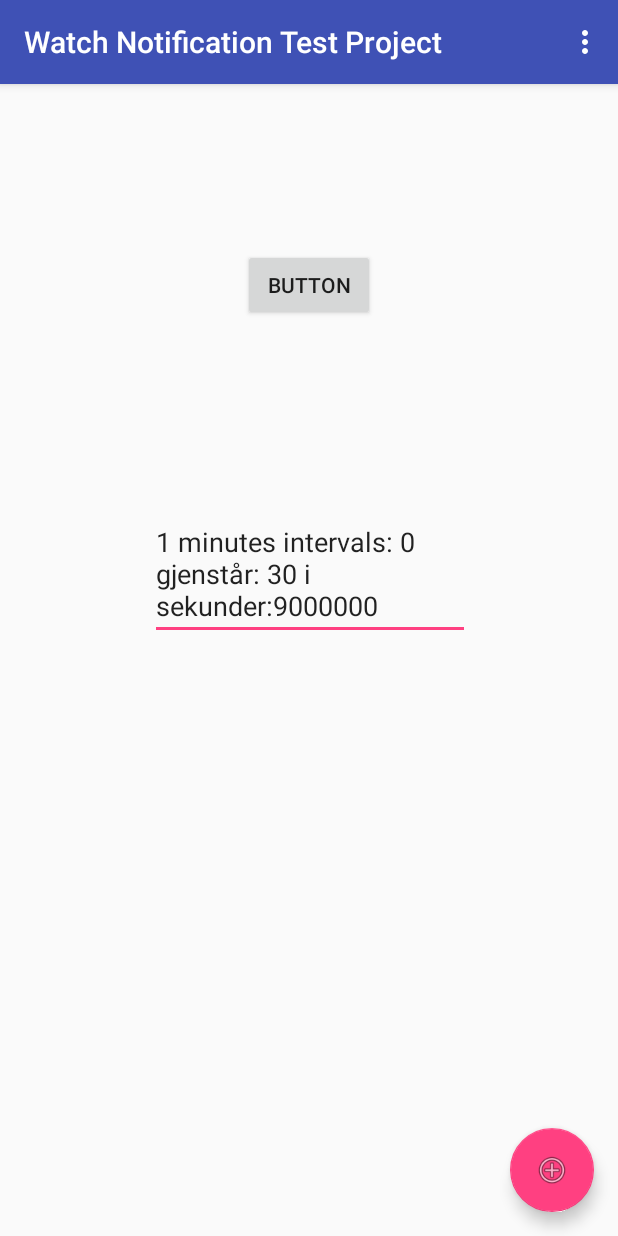
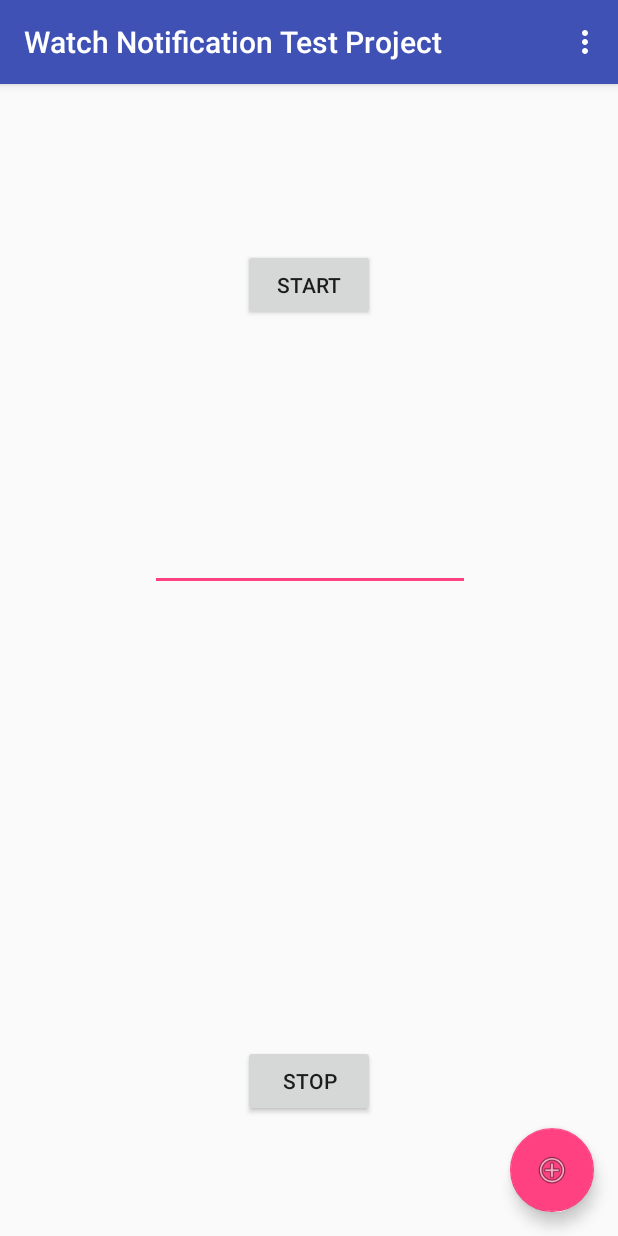
Before and after one commit to adipadi/AndroidWatchNotificationCreator, an Android app: the screen it shows after launch (MainActivity), in the options menu, after a tap on "Settings", on a phone screen of 412 x 824 dp. Run offline under Robolectric (Android 15) with nearby library versions, the phone set to English and light mode, and no system bars.

Commit message:
AlarmManager, IntentService and pendingBroadcast implemented. basic notification now workes as intended.

```diff
--- a/app/src/main/java/com/example/addi2/watchnotificationtestproject/MainActivity.java
+++ b/app/src/main/java/com/example/addi2/watchnotificationtestproject/MainActivity.java
@@ -1,5 +1,8 @@
 package com.example.addi2.watchnotificationtestproject;
 
+import android.annotation.TargetApi;
+import android.app.AlarmManager;
+import android.app.PendingIntent;
 import android.content.Context;
 import android.content.Intent;
 import android.os.Bundle;
@@ -8,17 +11,20 @@ import android.os.Handler;
 import android.support.design.widget.FloatingActionButton;
 import android.support.design.widget.Snackbar;
 import android.support.design.widget.TextInputEditText;
+import android.support.v4.content.LocalBroadcastManager;
 import android.support.v7.app.AppCompatActivity;
 import android.support.v7.widget.Toolbar;
 import android.view.View;
 import android.view.Menu;
 import android.view.MenuItem;
 import android.widget.EditText;
+import android.widget.Toast;
 
 public class MainActivity extends AppCompatActivity {
 
     EditText editText;
     NewMessageNotification notification;
+    private static String ACTION_BROADCAST;
 
     @Override
     protected void onCreate(Bundle savedInstanceState) {
@@ -27,10 +33,10 @@ public class MainActivity extends AppCompatActivity {
         Toolbar toolbar = (Toolbar) findViewById(R.id.toolbar);
         setSupportActionBar(toolbar);
 
+        editText  = (EditText)findViewById(R.id.editText);
+        ACTION_BROADCAST=this.getString(R.string.ACTION_BROADCAST);
+
         final Intent intent= new Intent(this,CreateNotification.class);
-        editText  = (EditText)findViewById(R.id.editText);
-        notification = new NewMessageNotification();
-
 
         FloatingActionButton fab = (FloatingActionButton) findViewById(R.id.fab);
         fab.setOnClickListener(new View.OnClickListener() {
@@ -42,37 +48,39 @@ public class MainActivity extends AppCompatActivity {
         });
     }
 
-    //600000 gir hvert 10 minutt, 300000 gir hvert 5
-    //Todo implement with AlarmManager and service/broadcast reciver
-    //todo set intervall time in settings ?
-    //todo let user mark whetere or not they are going to to someting presented in the notification
+    /*
+    Note: If your app targets API level 26 or higher, the system imposes restrictions on running background
+    services when the app itself is not in the foreground. In most cases like this, your app should use a
+    scheduled job instead. går muligens greit siden jeg kjører en pending broadcast
+     */
+    //starts the service that will print notifications and then call a pending broadcast, that will call the service again later
+    //this is done in a service because if run in a activity with ui, the app will be moved to the foreground whenever broadcast recives
     public void StartNotifications(View view){
-        new CountDownTimer(9000000, 60000) {
-            int i=0;
+        Toast.makeText(MainActivity.this, "Starting service", Toast.LENGTH_SHORT).show();
+        Intent i = new Intent(MainActivity.this,MyIntentService.class);
+        i.setAction(ACTION_BROADCAST);
+        startService(i);
+    }
 
-            public void onTick(long millisUntilFinished) {
-                notification.notify(MainActivity.this,"dette er expm stringen",i);
-                editText.setText("1 minutes intervals: "+i+ " gjenstår: " + millisUntilFinished / 300000 + " i sekunder:"+millisUntilFinished);
-                i++;
-            }
+    public void StopNotifications(View view){
+       MyIntentService.myIntentService.CancelBroadcast();
+        //TODO stop the service?
+        //TODO does startNotificaiton start several services _> check prosse
+        /*
+        Services of the same manifest declaration i.e. service name=".MyIntentService"
+        (and this is the same for normal Services) run as a singleton within their process,
+        so until the Service is killed the same Service will receive additional start requests.
 
-            public void onFinish() {
-                editText.setText("done!");
-                i=0;
-            }
-        }.start();
+         So i might have to change the description above startNotification and in myIntentService. since this service is declated in
+         the manifest file (automaticaly when created in android studio, i can add several broadcasts to a queue, but on stop removes
+         them all?
+         */
+        // TODO does it start several broadcasters -> testable easy enough
     }
 
 
 
-    //tries to create on last notification, in app is not killed after on pause due to memory
-    @Override
-    protected void onStop() {
-        super.onStop();
-        //TODO create one last notification if possible,
-        notification.notify(MainActivity.this,"Program terminated",9999);
-    }
-
+    //----------------Menu related-------------------------------------------
     @Override
     public boolean onCreateOptionsMenu(Menu menu) {
         // Inflate the menu; this adds items to the action bar if it is present.
--- a/app/src/main/res/layout/content_main.xml
+++ b/app/src/main/res/layout/content_main.xml
@@ -12,7 +12,7 @@
         android:id="@+id/button"
         android:layout_width="wrap_content"
         android:layout_height="wrap_content"
-        android:text="Button"
+        android:text="start"
         app:layout_constraintTop_toTopOf="parent"
         android:layout_marginTop="110dp"
         android:layout_marginLeft="8dp"
@@ -37,4 +37,17 @@
         app:layout_constraintLeft_toLeftOf="parent"
         app:layout_constraintHorizontal_bias="0.503"
         app:layout_constraintVertical_bias="0.231" />
+
+    <Button
+        android:id="@+id/stopNotifications"
+        android:layout_width="wrap_content"
+        android:layout_height="wrap_content"
+        android:text="Stop"
+        android:onClick="StopNotifications"
+        android:layout_marginRight="8dp"
+        app:layout_constraintRight_toRightOf="parent"
+        android:layout_marginLeft="8dp"
+        app:layout_constraintLeft_toLeftOf="parent"
+        app:layout_constraintBottom_toBottomOf="parent"
+        android:layout_marginBottom="79dp" />
 </android.support.constraint.ConstraintLayout>
--- a/app/src/main/res/values/strings.xml
+++ b/app/src/main/res/values/strings.xml
@@ -7,13 +7,10 @@
     <!-- TODO: remove this placeholder text -->
     <string name="new_message_notification_placeholder_text_template">You said %1$s and lorem ipsum
         dolor sit amet, consectetur adipiscing elit. Etiam non enim magna. Morbi dictum, velit vel
-        semper venenatis, magna odio volutpat velit, at ullamcorper nulla lacus sed turpis.
-        Pellentesque vitae metus elit, nec tincidunt tellus. Integer sed nisl sem, ullamcorper
-        ornare lacus. Duis ac mauris sed massa congue volutpat. Donec sed erat sit amet turpis
-        viverra rhoncus sit amet nec magna. Donec lacinia ligula at libero volutpat volutpat nec nec
-        tortor.
+        semper venenatis tortor.
     </string>
 
+    <string name="ACTION_BROADCAST">com.example.addi2.watchnotificationtestproject.action.BROADCAST</string>
     <string name="action_share">Share</string>
     <string name="action_reply">Reply</string>
 </resources>
```
Also changed, not shown: app/src/main/AndroidManifest.xml (+9 -0 lines), app/src/main/java/com/example/addi2/watchnotificationtestproject/MyIntentService.java (added, +92 -0 lines), app/src/main/java/com/example/addi2/watchnotificationtestproject/MyReceiver.java (added, +22 -0 lines).
